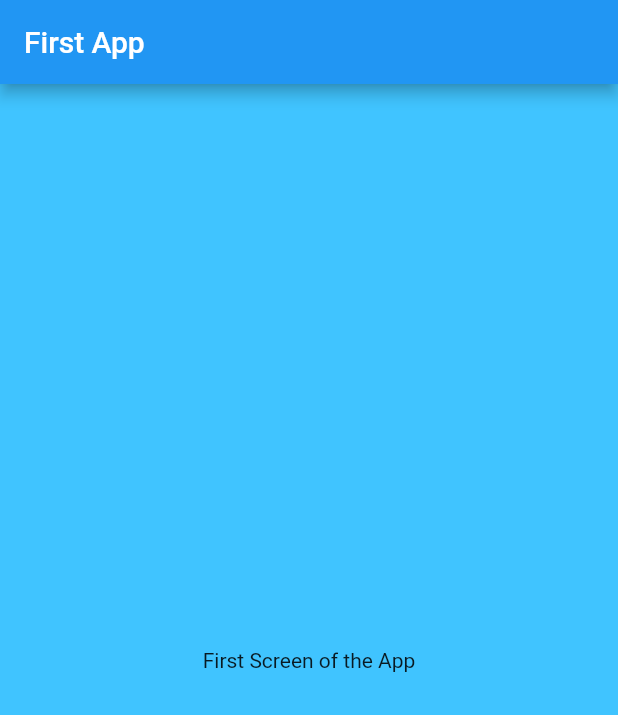
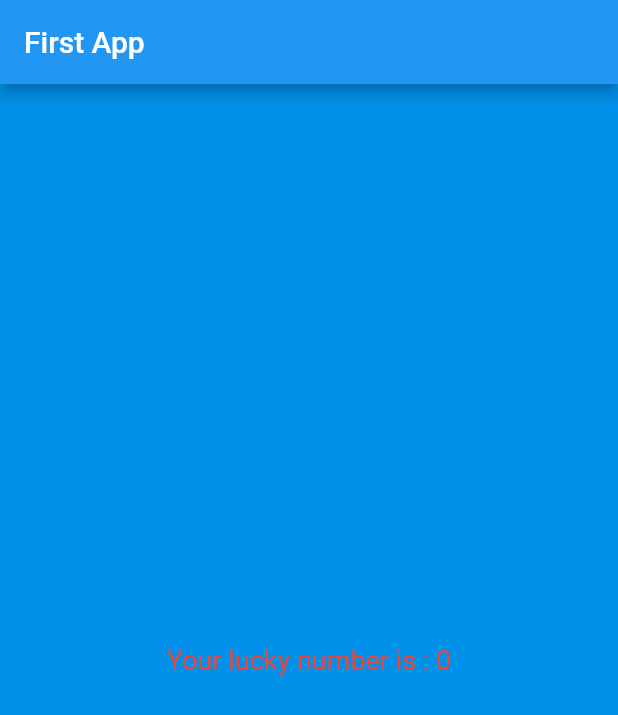
Before and after one commit to utshab-roy/flutter-ninja, a Flutter app: the screen it shows after launch, on a phone screen of 412 x 824 dp. Shown: the top 715 px of the screen. Run offline on Flutter 3.47's test engine with Material 2 defaults, Android fonts, the phone set to English and light mode, and no system bars.

```diff
--- a/lib/app_screens/first_screen.dart
+++ b/lib/app_screens/first_screen.dart
@@ -1,3 +1,5 @@
+import 'dart:math';
+
 import 'package:flutter/material.dart';
 
 class FirstScreen extends StatelessWidget {
@@ -11,12 +13,24 @@ class FirstScreen extends StatelessWidget {
           title: Text('First App'),
         ),
         body: Material(
-          color: Colors.lightBlueAccent,
+          color: Colors.lightBlueAccent[700],
           child: Center(
-            child: Text("First Screen of the App"),
+            child: Text(
+              generateLuckyNumber(),
+              style: TextStyle(
+                fontSize: 18.0,
+                color: Colors.red,
+              ),
+            ),
           ),
         ),
       ),
     );
   }
+
+  String generateLuckyNumber() {
+    var random = Random();
+    int luckyNumber = random.nextInt(10);
+    return "Your lucky number is : $luckyNumber";
+  }
 }
```
